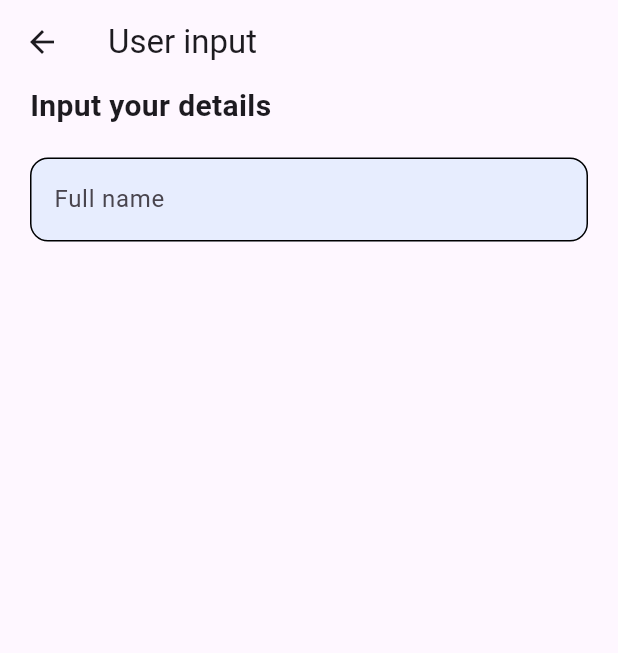
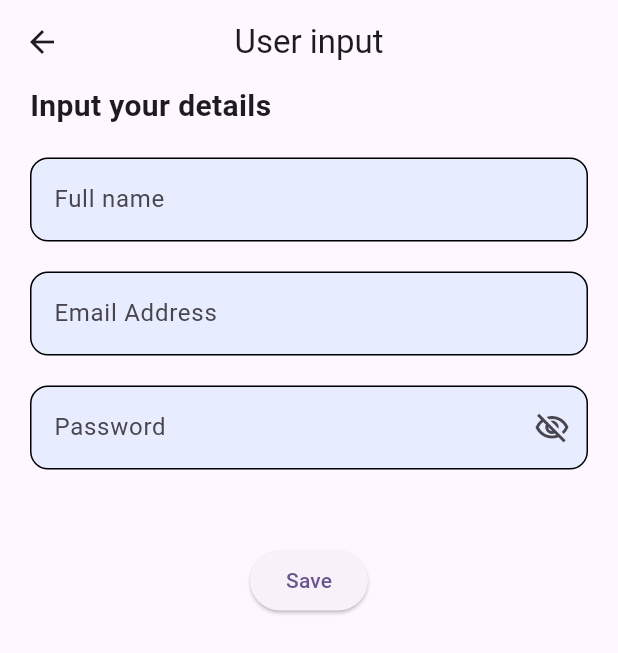
Before and after one commit to DamisolaT/Glovo_PlayGround, a Flutter app: the UserInputScreen screen opened directly, on a phone screen of 412 x 824 dp. Shown: the top 653 px of the screen. Run offline on Flutter 3.47's test engine with Material 3 defaults, Android fonts, the phone set to English and light mode, and no system bars; our stand-ins replace cached_network_image, carousel_slider, flutter_svg, percent_indicator, syncfusion_flutter_sliders.

Commit message:
feat:user input textfield added

```diff
--- /dev/null
+++ b/lib/features/constants.dart
@@ -0,0 +1,2 @@
+final emailRegex = RegExp(
+    r"^[a-zA-Z0-9.a-zA-Z0-9.!#$%&'*+-/=?^_`{|}~]+@[a-zA-Z0-9]+\.[a-zA-Z]+");
--- a/lib/features/navigation/route_strings.dart
+++ b/lib/features/navigation/route_strings.dart
@@ -8,4 +8,5 @@ class AppRouteStrings {
   static const String carouselScreen = "/carousel_screen";
   static const String pageViewScreen = "/page_view_screen";
   static const String tabBarViewScreen = "/tab_bar_view_screen";
+  static const String userInputScreen = "/user_input_screen";
 }
--- a/lib/features/navigation/router.dart
+++ b/lib/features/navigation/router.dart
@@ -5,13 +5,14 @@ import 'package:glovo_assign1/features/mini_project/pages/result_page.dart';
 import 'package:glovo_assign1/features/navigation/route_strings.dart';
 import 'package:glovo_assign1/features/pages/sign_up_screen.dart';
 import 'package:glovo_assign1/features/tabbar_view/tab_bar_screen.dart';
+import 'package:glovo_assign1/features/user_input/user_input_screen.dart';
 
 import '../pageview/page_view.dart';
 
 Route<dynamic> appRouter(RouteSettings settings) {
   switch (settings.name) {
     case AppRouteStrings.base:
-      return CupertinoPageRoute(builder: (_) => const LightModePage());
+      return CupertinoPageRoute(builder: (_) => const UserInputScreen());
     case AppRouteStrings.carouselScreen:
       return CupertinoPageRoute(builder: (_) => const CarouselScreen());
     case AppRouteStrings.resultScreen:
@@ -22,6 +23,8 @@ Route<dynamic> appRouter(RouteSettings settings) {
       return CupertinoPageRoute(builder: (_) => const PageViewScreen());
     case AppRouteStrings.tabBarViewScreen:
       return CupertinoPageRoute(builder: (_) => const TabBarScreen());
+    case AppRouteStrings.userInputScreen:
+      return CupertinoPageRoute(builder: (_) => const UserInputScreen());
 
     default:
       return CupertinoPageRoute(builder: (_) => const LightModePage());
--- a/lib/features/user_input/user_input_screen.dart
+++ b/lib/features/user_input/user_input_screen.dart
@@ -1,4 +1,6 @@
 import 'package:flutter/material.dart';
+import 'package:flutter/services.dart';
+import 'package:glovo_assign1/features/constants.dart';
 
 class UserInputScreen extends StatefulWidget {
   const UserInputScreen({super.key});
@@ -17,11 +19,14 @@ class _UserInputScreenState extends State<UserInputScreen> {
   final _ageController = TextEditingController();
 
   final _formKey = GlobalKey<FormState>();
+
+  bool viewPassword = true;
   @override
   Widget build(BuildContext context) {
     return Scaffold(
       appBar: AppBar(
         title: const Text("User input"),
+        centerTitle: true,
       ),
       body: Form(
         key: _formKey,
@@ -42,6 +47,11 @@ class _UserInputScreenState extends State<UserInputScreen> {
                   TextFormField(
                     controller: _fullNameController,
                     focusNode: _fullNameNode,
+                    keyboardType: TextInputType.name,
+                    textCapitalization: TextCapitalization.words,
+                    inputFormatters: [
+                      FilteringTextInputFormatter.allow(RegExp(r'[a-z A-Z]'))
+                    ],
                     cursorColor: Colors.grey,
                     decoration: InputDecoration(
                         filled: true,
@@ -54,7 +64,89 @@ class _UserInputScreenState extends State<UserInputScreen> {
                         focusedBorder: OutlineInputBorder(
                             borderRadius: BorderRadius.circular(12),
                             borderSide: const BorderSide(color: Colors.blue))),
-                  )
+                  ),
+                  const SizedBox(
+                    height: 20,
+                  ),
+                  TextFormField(
+                    controller: _emailController,
+                    focusNode: _emailNode,
+                    keyboardType: TextInputType.emailAddress,
+                    validator: (a) {
+                      if (emailRegex.hasMatch(a ?? "")) {
+                        return null;
+                      } else {
+                        return "Invalid email";
+                      }
+                    },
+                    inputFormatters: [
+                      FilteringTextInputFormatter.deny(RegExp(r'[]'))
+                    ],
+                    cursorColor: Colors.grey,
+                    decoration: InputDecoration(
+                      filled: true,
+                      hintText: "eg Damisola@gmail.com",
+                      label: const Text("Email Address"),
+                      fillColor: Colors.blue.withOpacity(.1),
+                      enabledBorder: OutlineInputBorder(
+                        borderRadius: BorderRadius.circular(12),
+                      ),
+                      focusedBorder: OutlineInputBorder(
+                          borderRadius: BorderRadius.circular(12),
+                          borderSide: const BorderSide(color: Colors.blue)),
+                      errorBorder: OutlineInputBorder(
+                          borderRadius: BorderRadius.circular(12),
+                          borderSide: const BorderSide(color: Colors.red)),
+                      focusedErrorBorder: OutlineInputBorder(
+                          borderRadius: BorderRadius.circular(12),
+                          borderSide: const BorderSide(color: Colors.red)),
+                    ),
+                  ),
+                  const SizedBox(
+                    height: 20,
+                  ),
+                  TextFormField(
+                    controller: _passwordController,
+                    focusNode: _passwordNode,
+                    cursorColor: Colors.grey,
+                    obscuringCharacter: "☢",
+                    obscureText: viewPassword,
+                    keyboardType: TextInputType.visiblePassword,
+                    enableSuggestions: false,
+                    decoration: InputDecoration(
+                        suffixIcon: GestureDetector(
+                            onTap: () {
+                              viewPassword = !viewPassword;
+                              setState(() {});
+                            },
+                            child: Icon(viewPassword
+                                ? Icons.visibility_off_outlined
+                                : Icons.visibility_outlined)),
+                        filled: true,
+                        hintText: "****",
+                        label: const Text("Password"),
+                        fillColor: Colors.blue.withOpacity(.1),
+                        enabledBorder: OutlineInputBorder(
+                          borderRadius: BorderRadius.circular(12),
+                        ),
+                        focusedBorder: OutlineInputBorder(
+                            borderRadius: BorderRadius.circular(12),
+                            borderSide: const BorderSide(color: Colors.blue))),
+                  ),
+                  const SizedBox(
+                    height: 20,
+                  ),
+                  Center(
+                      child: Padding(
+                    padding: const EdgeInsets.symmetric(
+                      vertical: 30,
+                    ),
+                    child: ElevatedButton(
+                        onPressed: () {
+                          if (_formKey.currentState?.validate() ?? false) {}
+                        },
+                        child: const Text("Save")),
+                  ))
                 ],
               ),
             ),
```
